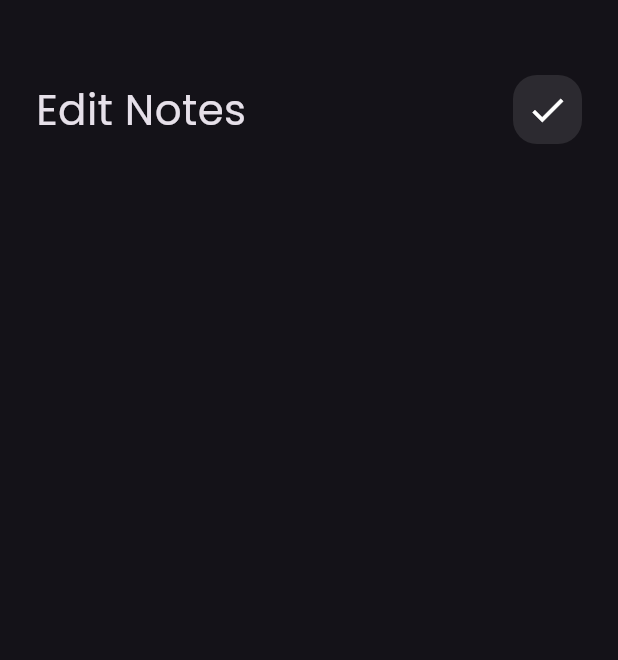
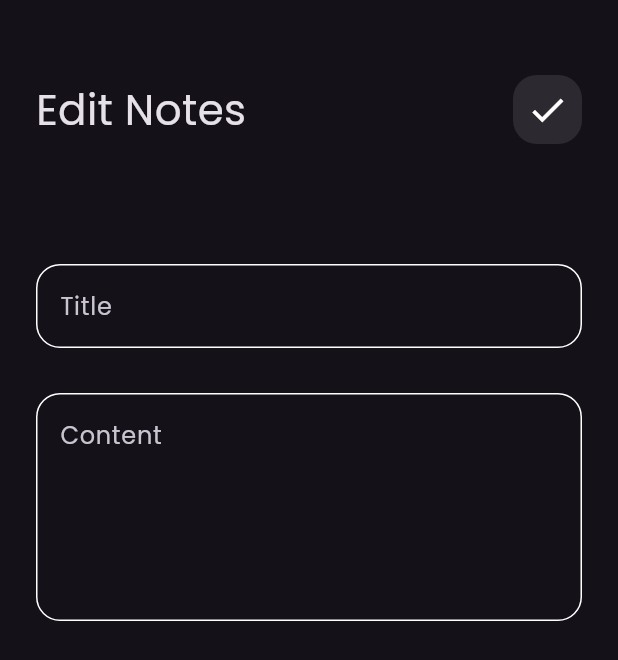
Before and after one commit to Ahraf01096/notes_app, a Flutter app: the EditNoteView screen opened directly, on a phone screen of 412 x 824 dp. Shown: the top 660 px of the screen. Run offline on Flutter 3.47's test engine with Material 3 defaults, Android fonts, the phone set to English and light mode, and no system bars.

Commit message:
edit note view ui done

```diff
--- a/lib/views/widgets/edit_note_view_body.dart
+++ b/lib/views/widgets/edit_note_view_body.dart
@@ -1,5 +1,7 @@
 import 'package:flutter/material.dart';
 import 'package:notes_app/views/widgets/custom_app_bar.dart';
+
+import 'custom_text_field.dart';
 
 class EditNoteViewBody extends StatelessWidget {
   const EditNoteViewBody({super.key});
@@ -12,6 +14,14 @@ class EditNoteViewBody extends StatelessWidget {
         children: [
           SizedBox(height: 50,),
           CustomAppBar(title: 'Edit Notes',icon: Icons.check,),
+          SizedBox(height: 80,),
+          CustomTextField(hint: 'Title'),
+          SizedBox(height: 30,),
+          CustomTextField(
+            hint: 'Content',
+            maxLines: 5,
+          ),
+
         ],
       ),
     );
```
